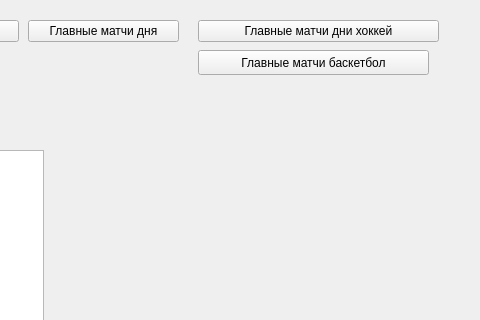
Above: mainwindow.ui from vcore486-afk/LiveTvGUI before the change; both pictures show x 732 to 1212 and y 0 to 320 of the 1212 by 645 pixel window. Below: the same form after it.
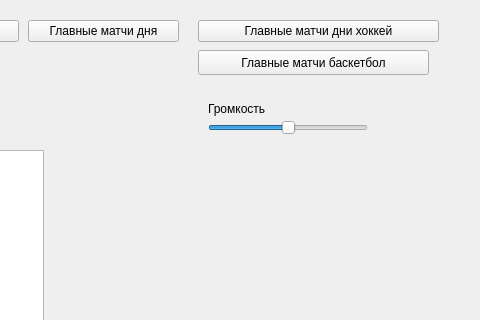
That is the form after the change. Icons and pictures are not drawn.

Commit message: добавлен ползунок громкости 	изменено:      mainwindow.cpp 	изменено:      mainwindow.h 	изменено:      mainwindow.ui

```diff
--- a/mainwindow.ui
+++ b/mainwindow.ui
@@ -240,6 +240,38 @@
      <string>Главные матчи баскетбол</string>
     </property>
    </widget>
+   <widget class="QSlider" name="horizontalSlider">
+    <property name="geometry">
+     <rect>
+      <x>940</x>
+      <y>120</y>
+      <width>160</width>
+      <height>16</height>
+     </rect>
+    </property>
+    <property name="maximum">
+     <number>100</number>
+    </property>
+    <property name="value">
+     <number>50</number>
+    </property>
+    <property name="orientation">
+     <enum>Qt::Orientation::Horizontal</enum>
+    </property>
+   </widget>
+   <widget class="QLabel" name="label_3">
+    <property name="geometry">
+     <rect>
+      <x>940</x>
+      <y>100</y>
+      <width>71</width>
+      <height>17</height>
+     </rect>
+    </property>
+    <property name="text">
+     <string>Громкость</string>
+    </property>
+   </widget>
   </widget>
   <widget class="QMenuBar" name="menubar">
    <property name="geometry">
```
The commit also changes 2 other files.
